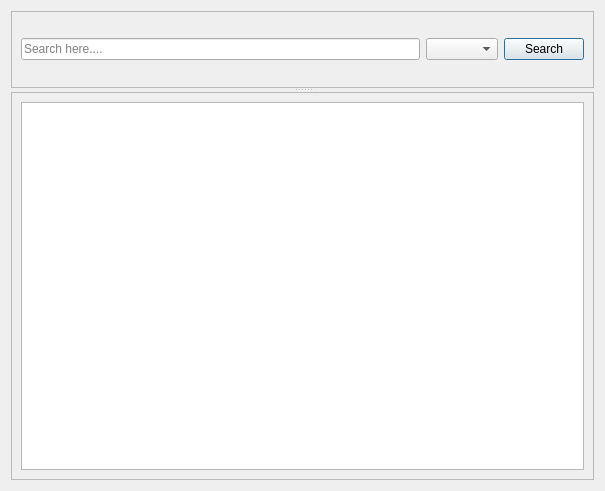
This is client_table_view.ui in Gadheyan/DigiBill as Qt 5 draws it before an edit. The edited form follows.
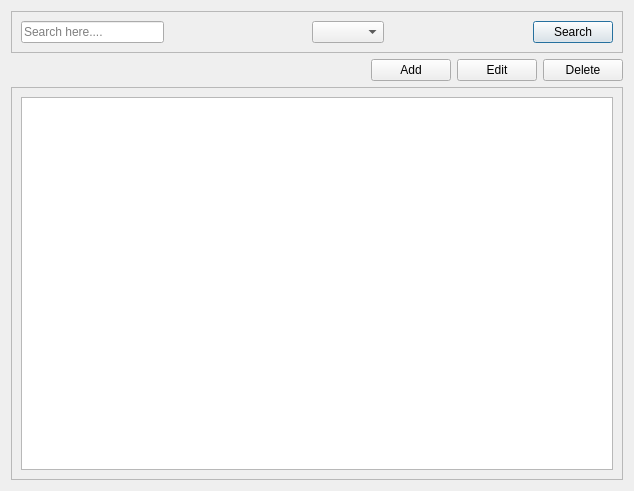
This is the edited form.

Commit message: created the table view for clients. Working on add edit delete features.

Patch:
```diff
--- a/client_table_view.ui
+++ b/client_table_view.ui
@@ -6,19 +6,23 @@
    <rect>
     <x>0</x>
     <y>0</y>
-    <width>605</width>
+    <width>634</width>
     <height>491</height>
    </rect>
   </property>
   <property name="windowTitle">
    <string>Clients</string>
   </property>
+  <property name="styleSheet">
+   <string notr="true">QTableView {
+    
+    
+}</string>
+  </property>
+  <layout class="QVBoxLayout" name="verticalLayout_4">
+   <item>
   <layout class="QVBoxLayout" name="verticalLayout_3">
    <item>
-    <widget class="QSplitter" name="splitter">
-     <property name="orientation">
-      <enum>Qt::Vertical</enum>
-     </property>
      <widget class="QFrame" name="frame">
       <property name="frameShape">
        <enum>QFrame::StyledPanel</enum>
@@ -39,6 +43,19 @@
            </property>
           </widget>
          </item>
+          <item>
+           <spacer name="horizontalSpacer">
+            <property name="orientation">
+             <enum>Qt::Horizontal</enum>
+            </property>
+            <property name="sizeHint" stdset="0">
+             <size>
+              <width>40</width>
+              <height>20</height>
+             </size>
+            </property>
+           </spacer>
+          </item>
          <item>
           <widget class="QComboBox" name="search_type">
            <property name="styleSheet">
@@ -46,6 +63,19 @@
            </property>
           </widget>
          </item>
+          <item>
+           <spacer name="horizontalSpacer_2">
+            <property name="orientation">
+             <enum>Qt::Horizontal</enum>
+            </property>
+            <property name="sizeHint" stdset="0">
+             <size>
+              <width>40</width>
+              <height>20</height>
+             </size>
+            </property>
+           </spacer>
+          </item>
          <item>
           <widget class="QPushButton" name="search">
            <property name="styleSheet">
@@ -60,6 +90,46 @@
        </item>
       </layout>
      </widget>
+     </item>
+     <item>
+      <layout class="QHBoxLayout" name="horizontalLayout_2">
+       <item>
+        <spacer name="horizontalSpacer_3">
+         <property name="orientation">
+          <enum>Qt::Horizontal</enum>
+         </property>
+         <property name="sizeHint" stdset="0">
+          <size>
+           <width>40</width>
+           <height>20</height>
+          </size>
+         </property>
+        </spacer>
+       </item>
+       <item>
+        <widget class="QPushButton" name="add_client">
+         <property name="text">
+          <string>Add</string>
+         </property>
+        </widget>
+       </item>
+       <item>
+        <widget class="QPushButton" name="edit_client">
+         <property name="text">
+          <string>Edit</string>
+         </property>
+        </widget>
+       </item>
+       <item>
+        <widget class="QPushButton" name="delete_client">
+         <property name="text">
+          <string>Delete</string>
+         </property>
+        </widget>
+       </item>
+      </layout>
+     </item>
+     <item>
      <widget class="QFrame" name="frame_2">
       <property name="frameShape">
        <enum>QFrame::StyledPanel</enum>
@@ -70,14 +140,27 @@
       <layout class="QVBoxLayout" name="verticalLayout_2">
        <item>
         <widget class="QTableView" name="client_table">
+          <property name="sizePolicy">
+           <sizepolicy hsizetype="Expanding" vsizetype="Expanding">
+            <horstretch>0</horstretch>
+            <verstretch>0</verstretch>
+           </sizepolicy>
+          </property>
          <property name="styleSheet">
           <string notr="true"/>
          </property>
+          <property name="frameShape">
+           <enum>QFrame::StyledPanel</enum>
+          </property>
+          <attribute name="verticalHeaderVisible">
+           <bool>false</bool>
+          </attribute>
         </widget>
        </item>
       </layout>
      </widget>
-    </widget>
+     </item>
+    </layout>
    </item>
   </layout>
  </widget>
```
Lines whose indentation alone changed are shown as unchanged. The commit also changes 4 other files.
